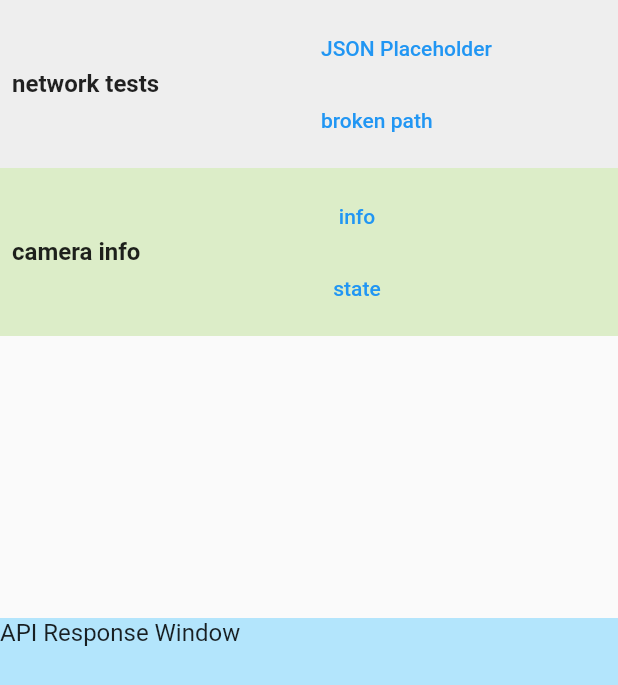
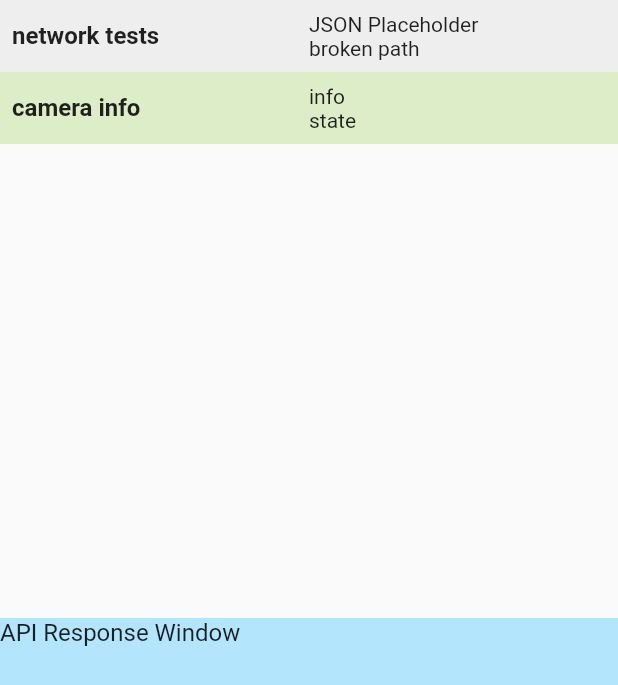
Before and after one commit to codetricity/custom_dart_package_tutorial, a Flutter app: the screen it shows after launch, on a phone screen of 412 x 824 dp. Shown: the top 685 px of the screen. Run offline on Flutter 3.47's test engine with Material 2 defaults, Android fonts, the phone set to English and light mode, and no system bars.

Commit message:
moved from textbutton to inkwell for alignment

```diff
--- a/lib/gui_components/button_templates/request_button.dart
+++ b/lib/gui_components/button_templates/request_button.dart
@@ -11,8 +11,8 @@ class RequestButton extends StatelessWidget {
 
   @override
   Widget build(BuildContext context) {
-    return TextButton(
-      onPressed: () async {
+    return InkWell(
+      onTap: () async {
         var response = await apiRequest();
         context.read<ResponseNotifier>().updateResponseWindowText(response);
       },
```
